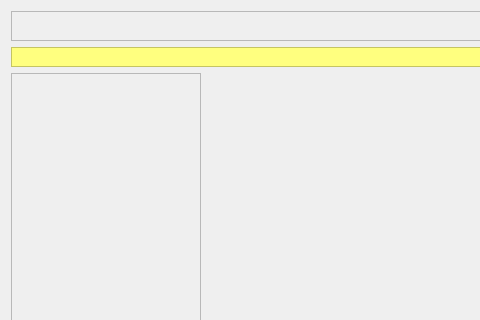
First picture: the form in widget/Setting/ChatBot/WChatBotMainUI.ui, repository yechaoGitHub/AI, before the edit; both pictures show x 0 to 480 and y 0 to 320 of the 600 by 533 pixel window.
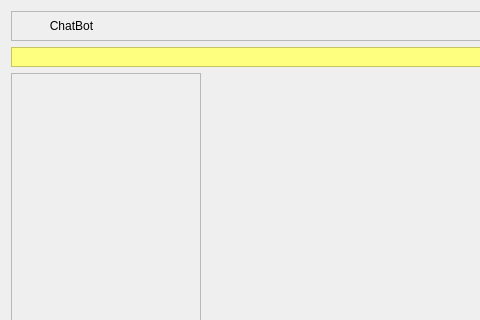
Second picture: the form after the edit. Icons and pictures are not drawn. Custom widgets are drawn as their Qt base class.

```diff
--- a/widget/Setting/ChatBot/WChatBotMainUI.ui
+++ b/widget/Setting/ChatBot/WChatBotMainUI.ui
@@ -110,7 +110,7 @@
          </size>
         </property>
         <property name="text">
-         <string/>
+         <string>ChatBot</string>
         </property>
        </widget>
       </item>
```
Left out of the diff: 46 changed lines with no effect on the pictures.
